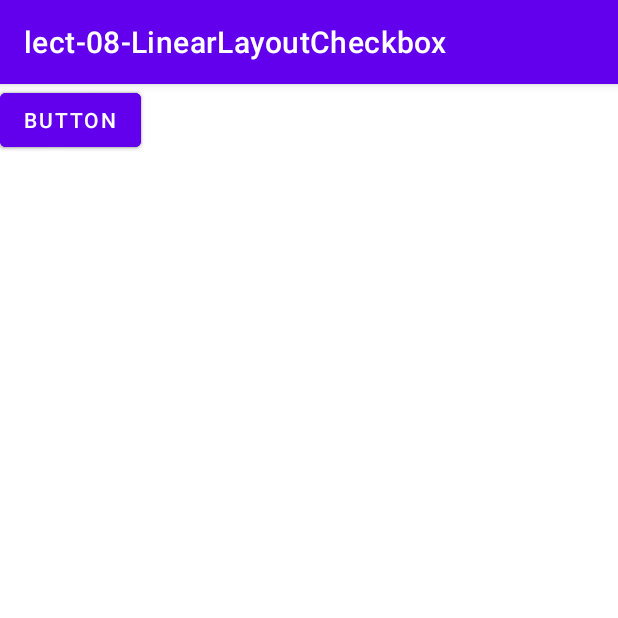
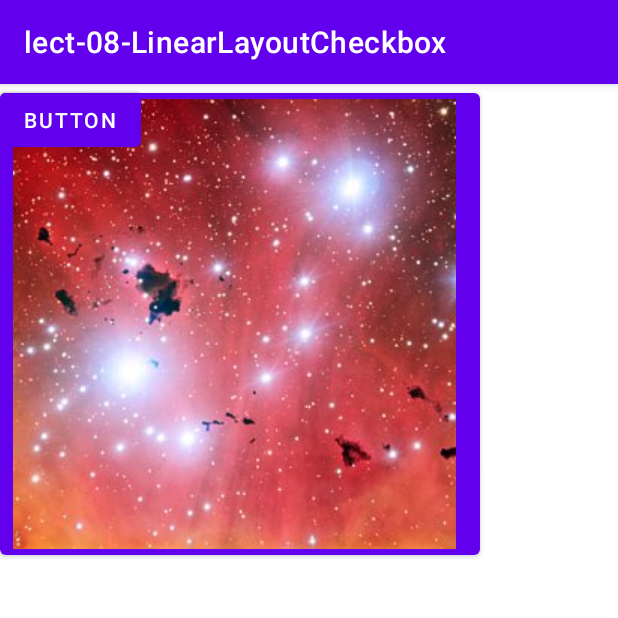
Before and after one commit to Mahreen-Asama/MC-Lect-08-09, an Android app: the screen it shows after launch (MainActivity), on a phone screen of 412 x 824 dp, the top half of it. Run offline under Robolectric (Android 15) with nearby library versions, the phone set to English and light mode, and no system bars.

Commit message:
buttons added

```diff
--- a/app/src/main/res/layout/activity_main.xml
+++ b/app/src/main/res/layout/activity_main.xml
@@ -18,6 +18,7 @@
         android:id="@+id/right1"
         android:layout_width="wrap_content"
         android:layout_height="wrap_content"
+        android:drawableRight="@drawable/redstar"
         android:text="Button"
         tools:layout_editor_absoluteX="110dp"
         tools:layout_editor_absoluteY="283dp" />
```
Also changed, not shown: app/src/main/res/drawable/redstar.jpg (added).
